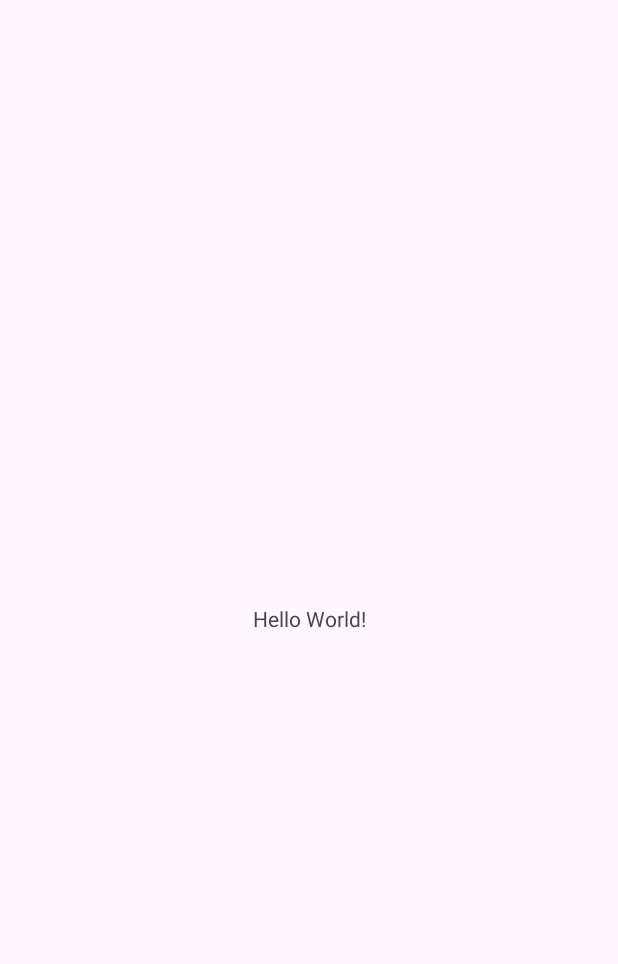
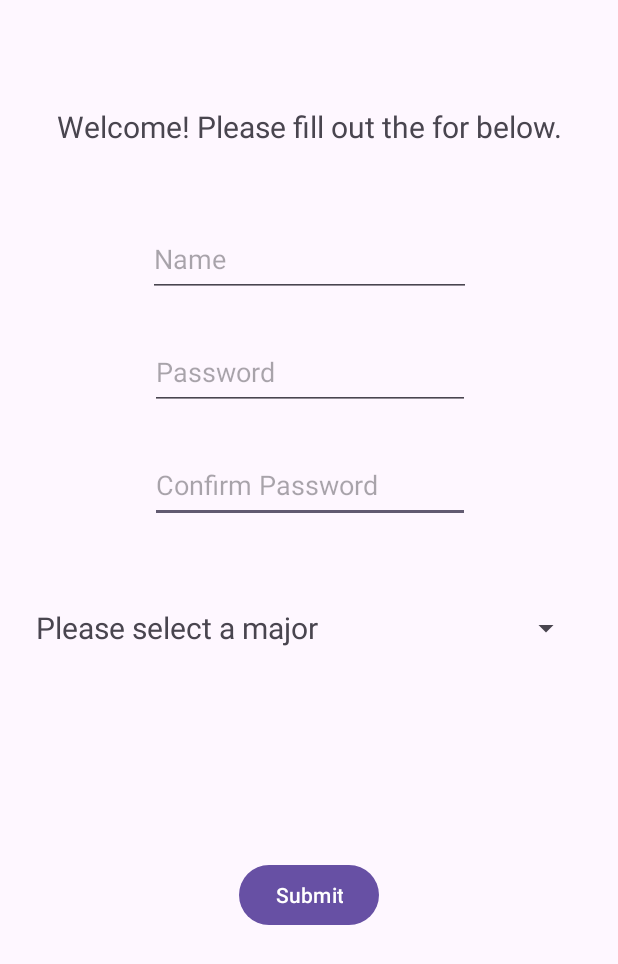
Before and after one commit to JoeMichel22/SignInValidation-Kotlin, an Android app: the screen it shows after launch (MainActivity), on a phone screen of 412 x 824 dp. Before the commit the part shown is almost empty. Shown: the top 964 px of the screen. Run offline under Robolectric (Android 15) with nearby library versions, the phone set to English and light mode, and no system bars.

```diff
--- a/app/src/main/java/com/example/signinvalidation_kotlin/MainActivity.kt
+++ b/app/src/main/java/com/example/signinvalidation_kotlin/MainActivity.kt
@@ -1,11 +1,78 @@
 package com.example.signinvalidation_kotlin
 
+import android.content.Context
 import androidx.appcompat.app.AppCompatActivity
 import android.os.Bundle
+import android.view.View
+import android.view.ViewGroup
+import android.widget.BaseAdapter
+import android.widget.Button
+import android.widget.EditText
+import android.widget.Spinner
+import android.widget.TextView
 
 class MainActivity : AppCompatActivity() {
     override fun onCreate(savedInstanceState: Bundle?) {
         super.onCreate(savedInstanceState)
         setContentView(R.layout.activity_main)
+
+        val spinner= findViewById<Spinner>(R.id.spnPrograms)
+        val display= findViewById<TextView>(R.id.tvDisplay)
+        val submit= findViewById<Button>(R.id.btnSubmit)
+        val password= findViewById<EditText>(R.id.etPassword)
+        val confirm= findViewById<EditText>(R.id.etPassword2)
+        val name= findViewById<EditText>(R.id.etUName)
+        val spinError= findViewById<TextView>(R.id.tvSpinError)
+        val majors= arrayOf("Please select a major","Information Science", "Computer Science", "Math and CS", "Data Science", "Other")
+
+        spinner.adapter= MajorsAdapter(this, majors)
+
+        submit.setOnClickListener {
+            if (name.text.isEmpty())
+            {
+                name.setError("Please enter your name")
+            }
+            else if (password.text.isEmpty())
+            {
+                password.setError("Please enter a password")
+            }
+            else if (password.text.toString() != confirm.text.toString())
+            {
+                confirm.setError("Make sure your passwords match")
+            }
+            else if (spinner.selectedItem.toString() == majors[0])
+            {
+                spinError.text = "Please choose a major from the dropdown list above"
+            }
+            else
+            {
+                display.text= "Welcome to the app, ${name.text.toString()}"
+            }
+        }//end submit.setOnClickListener
+
     }
-}
+}//end MainActivity
+
+class MajorsAdapter(_context: Context, _majors: Array<String>): BaseAdapter()
+{
+    private val context= _context
+    private val major= _majors
+    override fun getCount(): Int {
+        return major.size
+    }
+
+    override fun getItem(p0: Int): Any {
+        return major[p0]
+    }
+
+    override fun getItemId(p0: Int): Long {
+        return p0.toLong()
+    }
+
+    override fun getView(p0: Int, p1: View?, p2: ViewGroup?): View {
+        val textView= TextView(context)
+        textView.text= major[p0]
+        textView.textSize= 20f
+        return textView
+    }
+}//end MajorsAdpater
--- a/app/src/main/res/layout/activity_main.xml
+++ b/app/src/main/res/layout/activity_main.xml
@@ -7,12 +7,80 @@
     tools:context=".MainActivity">
 
     <TextView
+        android:id="@+id/tvSpinError"
         android:layout_width="wrap_content"
         android:layout_height="wrap_content"
-        android:text="Hello World!"
+        android:layout_marginTop="15dp"
+        android:foregroundTint="#F10202"
+        app:layout_constraintEnd_toEndOf="parent"
+        app:layout_constraintStart_toStartOf="parent"
+        app:layout_constraintTop_toBottomOf="@+id/spnPrograms" />
+
+    <Spinner
+        android:id="@+id/spnPrograms"
+        android:layout_width="364dp"
+        android:layout_height="60dp"
+        android:layout_marginTop="40dp"
+        app:layout_constraintEnd_toEndOf="parent"
+        app:layout_constraintStart_toStartOf="parent"
+        app:layout_constraintTop_toBottomOf="@+id/etPassword" />
+
+    <Button
+        android:id="@+id/btnSubmit"
+        android:layout_width="wrap_content"
+        android:layout_height="wrap_content"
+        android:layout_marginBottom="80dp"
+        android:text="Submit"
         app:layout_constraintBottom_toBottomOf="parent"
         app:layout_constraintEnd_toEndOf="parent"
         app:layout_constraintStart_toStartOf="parent"
-        app:layout_constraintTop_toTopOf="parent" />
+        app:layout_constraintTop_toBottomOf="@+id/spnPrograms" />
 
+    <EditText
+        android:id="@+id/etPassword"
+        android:layout_width="wrap_content"
+        android:layout_height="50dp"
+        android:layout_marginTop="25dp"
+        android:ems="10"
+        android:hint="Confirm Password"
+        android:inputType="textPassword"
+        app:layout_constraintEnd_toEndOf="@+id/etPassword2"
+        app:layout_constraintStart_toStartOf="@+id/etPassword2"
+        app:layout_constraintTop_toBottomOf="@+id/etPassword2" />
+
+    <EditText
+        android:id="@+id/etPassword2"
+        android:layout_width="wrap_content"
+        android:layout_height="50dp"
+        android:layout_marginTop="25dp"
+        android:ems="10"
+        android:hint="Password"
+        android:inputType="textPassword"
+        app:layout_constraintEnd_toEndOf="@+id/etUName"
+        app:layout_constraintStart_toStartOf="@+id/etUName"
+        app:layout_constraintTop_toBottomOf="@+id/etUName" />
+
+    <EditText
+        android:id="@+id/etUName"
+        android:layout_width="215dp"
+        android:layout_height="50dp"
+        android:layout_marginTop="50dp"
+        android:ems="10"
+        android:hint="Name"
+        android:inputType="textPersonName"
+        app:layout_constraintEnd_toEndOf="parent"
+        app:layout_constraintStart_toStartOf="parent"
+        app:layout_constraintTop_toBottomOf="@+id/tvDisplay" />
+
+    <TextView
+        android:id="@+id/tvDisplay"
+        android:layout_width="wrap_content"
+        android:layout_height="wrap_content"
+        android:text="Welcome! Please fill out the for below."
+        android:textSize="20sp"
+        app:layout_constraintBottom_toBottomOf="parent"
+        app:layout_constraintEnd_toEndOf="parent"
+        app:layout_constraintStart_toStartOf="parent"
+        app:layout_constraintTop_toTopOf="parent"
+        app:layout_constraintVertical_bias="0.089" />
 </androidx.constraintlayout.widget.ConstraintLayout>
```
